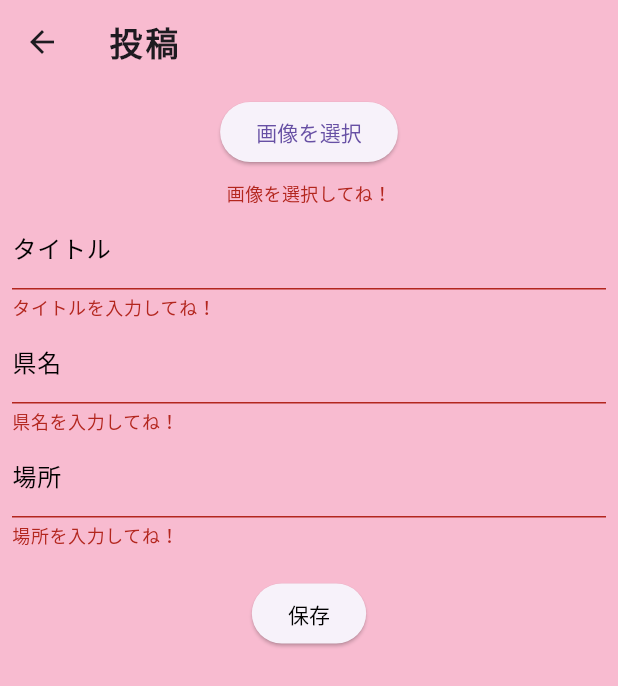
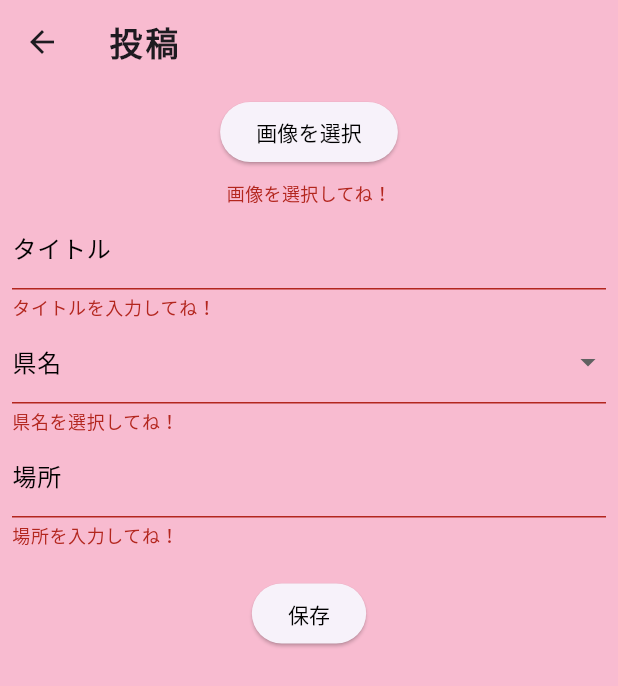
Before and after one commit to HikaruKusanagi27/nekospot_app, a Flutter app: the PostPage screen opened directly, after a tap on "保存", on a phone screen of 412 x 824 dp. Shown: the top 686 px of the screen. Run offline on Flutter 3.47's test engine with Material 3 defaults, Android fonts, the phone set to English and light mode, and no system bars; our stand-ins replace cloud_firestore, firebase_core, firebase_storage, flutter_riverpod, freezed_annotation, image_picker; accounts and stored records are empty.

Commit message:
no message

```diff
--- a/lib/post_list_page.dart
+++ b/lib/post_list_page.dart
@@ -144,12 +144,12 @@ class _PostList extends StatelessWidget {
                 ],
               ),
               const SizedBox(width: 10),
-              const Column(
-                children: [
-                  Icon(Icons.more_vert, color: textColor),
-                  SizedBox(height: 14),
-                ],
-              ),
+              // const Column(
+              //   children: [
+              //     Icon(Icons.more_vert, color: textColor),
+              //     SizedBox(height: 14),
+              //   ],
+              // ),
             ],
           ),
           const SizedBox(height: 10),
--- a/lib/post_page.dart
+++ b/lib/post_page.dart
@@ -15,9 +15,62 @@ class _PostPageState extends State<PostPage> {
   final _formKey = GlobalKey<FormState>();
 
   final TextEditingController _nameController = TextEditingController();
-  final TextEditingController _prefecturesController = TextEditingController();
   final TextEditingController _placeController = TextEditingController();
   static const textColor = Colors.black;
+
+  // 都道府県リストを追加
+  final List<String> _prefectures = [
+    '北海道',
+    '青森県',
+    '岩手県',
+    '宮城県',
+    '秋田県',
+    '山形県',
+    '福島県',
+    '茨城県',
+    '栃木県',
+    '群馬県',
+    '埼玉県',
+    '千葉県',
+    '東京都',
+    '神奈川県',
+    '新潟県',
+    '富山県',
+    '石川県',
+    '福井県',
+    '山梨県',
+    '長野県',
+    '岐阜県',
+    '静岡県',
+    '愛知県',
+    '三重県',
+    '滋賀県',
+    '京都府',
+    '大阪府',
+    '兵庫県',
+    '奈良県',
+    '和歌山県',
+    '鳥取県',
+    '島根県',
+    '岡山県',
+    '広島県',
+    '山口県',
+    '徳島県',
+    '香川県',
+    '愛媛県',
+    '高知県',
+    '福岡県',
+    '佐賀県',
+    '長崎県',
+    '熊本県',
+    '大分県',
+    '宮崎県',
+    '鹿児島県',
+    '沖縄県'
+  ];
+
+  // 選択された都道府県を保持する変数
+  String? _selectedPrefecture;
 
   XFile? _image;
   String? _imageError;
@@ -57,7 +110,7 @@ class _PostPageState extends State<PostPage> {
           children: [
             ElevatedButton(
               onPressed: _pickImage,
-              child: const Text('画像を選択'),
+              child: const Text('画像を選択', style: TextStyle(color: textColor)),
             ),
             if (_imageError != null)
               Padding(
@@ -75,12 +128,15 @@ class _PostPageState extends State<PostPage> {
                 mainAxisSize: MainAxisSize.min,
                 children: [
                   TextFormField(
+                    cursorColor: textColor,
                     controller: _nameController,
                     decoration: InputDecoration(
                       labelText: 'タイトル',
                       labelStyle: TextStyle(color: textColor),
+                      focusedBorder: UnderlineInputBorder(
+                        borderSide: BorderSide(color: textColor),
+                      ),
                     ),
-                    style: TextStyle(color: textColor),
                     validator: (value) {
                       if (value == null || value.isEmpty) {
                         return 'タイトルを入力してね！';
@@ -88,25 +144,40 @@ class _PostPageState extends State<PostPage> {
                       return null;
                     },
                   ),
-                  TextFormField(
-                    controller: _prefecturesController,
+                  DropdownButtonFormField<String>(
+                    value: _selectedPrefecture,
                     decoration: InputDecoration(
                       labelText: '県名',
                       labelStyle: TextStyle(color: textColor),
                     ),
-                    style: const TextStyle(color: textColor),
+                    style: TextStyle(color: textColor),
+                    items: _prefectures.map((String prefecture) {
+                      return DropdownMenuItem<String>(
+                        value: prefecture,
+                        child: Text(prefecture),
+                      );
+                    }).toList(),
+                    onChanged: (String? newValue) {
+                      setState(() {
+                        _selectedPrefecture = newValue;
+                      });
+                    },
                     validator: (value) {
                       if (value == null || value.isEmpty) {
-                        return '県名を入力してね！';
+                        return '県名を選択してね！';
                       }
                       return null;
                     },
                   ),
                   TextFormField(
+                    cursorColor: textColor,
                     controller: _placeController,
                     decoration: InputDecoration(
                       labelText: '場所',
                       labelStyle: TextStyle(color: textColor),
+                      focusedBorder: UnderlineInputBorder(
+                        borderSide: BorderSide(color: textColor),
+                      ),
                     ),
                     style: const TextStyle(color: textColor),
                     validator: (value) {
@@ -126,10 +197,12 @@ class _PostPageState extends State<PostPage> {
                         await _saveToFirebase();
                       }
                     },
-                    child: const Text('保存',
-                        style: TextStyle(
-                          color: textColor,
-                        )),
+                    child: const Text(
+                      '保存',
+                      style: TextStyle(
+                        color: textColor,
+                      ),
+                    ),
                   ),
                 ],
               ),
@@ -156,7 +229,7 @@ class _PostPageState extends State<PostPage> {
 
       await FirebaseFirestore.instance.collection('posts').add({
         'title': _nameController.text,
-        'prefecture': _prefecturesController.text,
+        'prefecture': _selectedPrefecture,
         'place': _placeController.text,
         'imageUrl': imageUrl,
         'createdAt': FieldValue.serverTimestamp(),
```
